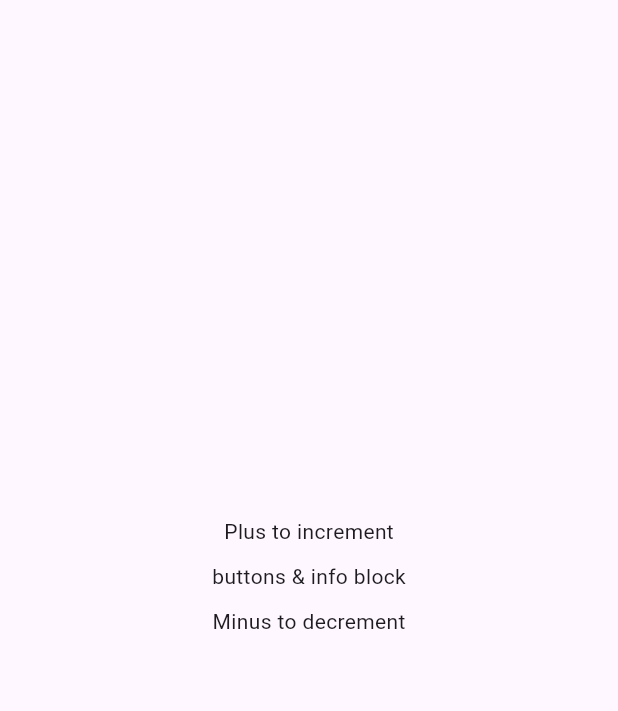
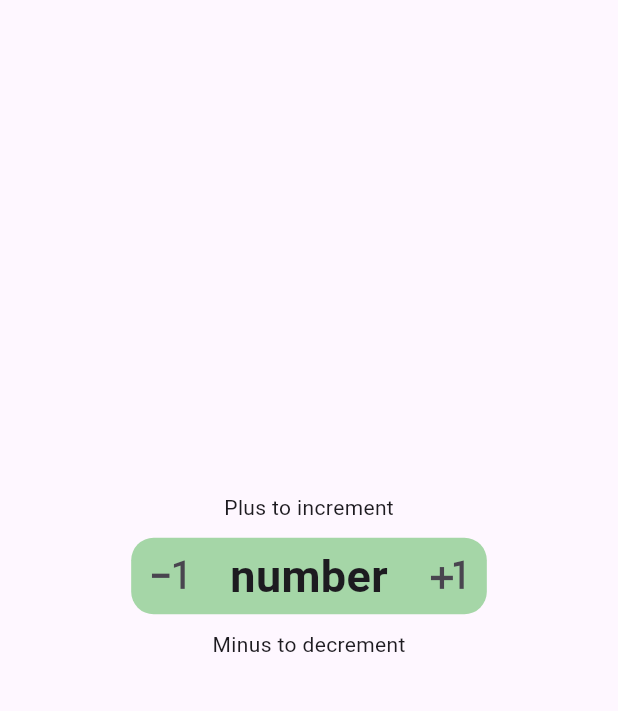
Before and after one commit to itrieditlikethis/incredecrement, a Flutter app: the screen it shows after launch, on a phone screen of 412 x 824 dp, the part 84-795 px from its top. Run offline on Flutter 3.47's test engine with Material 3 defaults, Android fonts, the phone set to English and light mode, and no system bars.

Commit message:
feat: add PlusMinus widget

```diff
--- a/lib/main.dart
+++ b/lib/main.dart
@@ -1,4 +1,5 @@
 import 'package:flutter/material.dart';
+import 'package:incredecrement/plus_minus.dart';
 
 void main() {
   runApp(const MainApp());
@@ -28,7 +29,7 @@ class MainApp extends StatelessWidget {
             children: [
               Text('Plus to increment'),
               SizedBox(height: 10),
-              Text('buttons & info block'),
+              PlusMinus(),
               SizedBox(height: 10),
               Text('Minus to decrement'),
             ],
--- /dev/null
+++ b/lib/plus_minus.dart
@@ -0,0 +1,53 @@
+import 'package:flutter/material.dart';
+
+class PlusMinus extends StatefulWidget {
+  const PlusMinus({super.key});
+
+  @override
+  State<PlusMinus> createState() {
+    return _PlusMinus();
+  }
+}
+
+class _PlusMinus extends State<PlusMinus> {
+  @override
+  Widget build(BuildContext context) {
+    return Container(
+      decoration: BoxDecoration(
+        borderRadius: BorderRadius.circular(15),
+        color: Colors.green[200],
+      ),
+      child: Row(
+        mainAxisAlignment: MainAxisAlignment.center,
+        mainAxisSize: MainAxisSize.min,
+        children: [
+          IconButton(
+            onPressed: () {},
+            icon: const Icon(Icons.exposure_minus_1),
+            style: IconButton.styleFrom(iconSize: 35),
+          ),
+          const Padding(
+            padding: EdgeInsets.only(
+              left: 15,
+              right: 15,
+            ),
+            child: Text(
+              'number',
+              style: TextStyle(
+                fontSize: 30,
+                fontWeight: FontWeight.bold,
+              ),
+            ),
+          ),
+          IconButton(
+            onPressed: () {},
+            icon: const Icon(Icons.plus_one),
+            style: IconButton.styleFrom(
+              iconSize: 35,
+            ),
+          ),
+        ],
+      ),
+    );
+  }
+}
```
